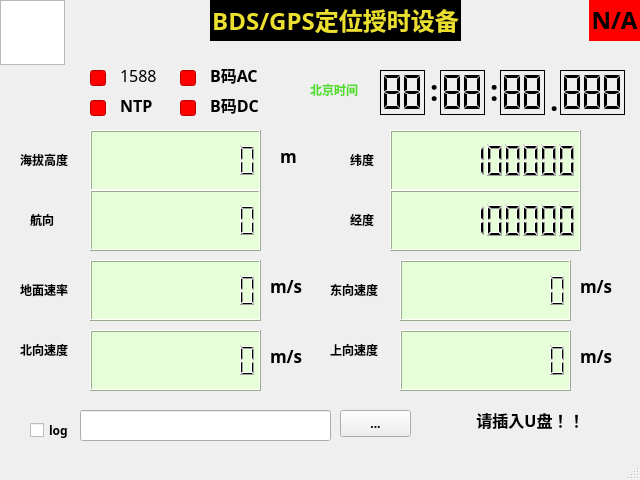
First picture: the form in mainwindow.ui, repository sensarliar/gps_test, before the edit.
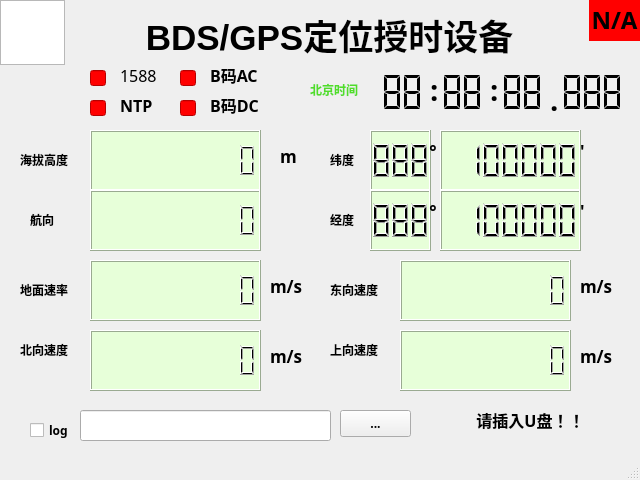
Second picture: the form after the edit. Icons and pictures are not drawn.

Commit message: 1,modify the lat,lon display format 2,rawephem is ok

```diff
--- a/mainwindow.ui
+++ b/mainwindow.ui
@@ -215,155 +215,6 @@
      <string>&lt;html&gt;&lt;head/&gt;&lt;body&gt;&lt;p align=&quot;center&quot;&gt;&lt;span style=&quot; font-size:18pt; color:#000000;&quot;&gt;N/A&lt;/span&gt;&lt;/p&gt;&lt;/body&gt;&lt;/html&gt;</string>
     </property>
    </widget>
-   <widget class="QLCDNumber" name="m_location_N">
-    <property name="geometry">
-     <rect>
-      <x>390</x>
-      <y>130</y>
-      <width>191</width>
-      <height>61</height>
-     </rect>
-    </property>
-    <property name="font">
-     <font>
-      <family>Ubuntu</family>
-      <pointsize>11</pointsize>
-      <weight>50</weight>
-      <italic>true</italic>
-      <bold>false</bold>
-     </font>
-    </property>
-    <property name="autoFillBackground">
-     <bool>false</bool>
-    </property>
-    <property name="styleSheet">
-     <string notr="true">background-color: rgb(231, 255, 217);</string>
-    </property>
-    <property name="smallDecimalPoint">
-     <bool>false</bool>
-    </property>
-    <property name="numDigits">
-     <number>10</number>
-    </property>
-    <property name="intValue" stdset="0">
-     <number>888888888</number>
-    </property>
-   </widget>
-   <widget class="QLCDNumber" name="m_location_E">
-    <property name="geometry">
-     <rect>
-      <x>390</x>
-      <y>190</y>
-      <width>191</width>
-      <height>61</height>
-     </rect>
-    </property>
-    <property name="palette">
-     <palette>
-      <active>
-       <colorrole role="Button">
-        <brush brushstyle="SolidPattern">
-         <color alpha="255">
-          <red>231</red>
-          <green>255</green>
-          <blue>217</blue>
-         </color>
-        </brush>
-       </colorrole>
-       <colorrole role="Base">
-        <brush brushstyle="SolidPattern">
-         <color alpha="255">
-          <red>231</red>
-          <green>255</green>
-          <blue>217</blue>
-         </color>
-        </brush>
-       </colorrole>
-       <colorrole role="Window">
-        <brush brushstyle="SolidPattern">
-         <color alpha="255">
-          <red>231</red>
-          <green>255</green>
-          <blue>217</blue>
-         </color>
-        </brush>
-       </colorrole>
-      </active>
-      <inactive>
-       <colorrole role="Button">
-        <brush brushstyle="SolidPattern">
-         <color alpha="255">
-          <red>231</red>
-          <green>255</green>
-          <blue>217</blue>
-         </color>
-        </brush>
-       </colorrole>
-       <colorrole role="Base">
-        <brush brushstyle="SolidPattern">
-         <color alpha="255">
-          <red>231</red>
-          <green>255</green>
-          <blue>217</blue>
-         </color>
-        </brush>
-       </colorrole>
-       <colorrole role="Window">
-        <brush brushstyle="SolidPattern">
-         <color alpha="255">
-          <red>231</red>
-          <green>255</green>
-          <blue>217</blue>
-         </color>
-        </brush>
-       </colorrole>
-      </inactive>
-      <disabled>
-       <colorrole role="Button">
-        <brush brushstyle="SolidPattern">
-         <color alpha="255">
-          <red>231</red>
-          <green>255</green>
-          <blue>217</blue>
-         </color>
-        </brush>
-       </colorrole>
-       <colorrole role="Base">
-        <brush brushstyle="SolidPattern">
-         <color alpha="255">
-          <red>231</red>
-          <green>255</green>
-          <blue>217</blue>
-         </color>
-        </brush>
-       </colorrole>
-       <colorrole role="Window">
-        <brush brushstyle="SolidPattern">
-         <color alpha="255">
-          <red>231</red>
-          <green>255</green>
-          <blue>217</blue>
-         </color>
-        </brush>
-       </colorrole>
-      </disabled>
-     </palette>
-    </property>
-    <property name="font">
-     <font>
-      <pointsize>14</pointsize>
-     </font>
-    </property>
-    <property name="styleSheet">
-     <string notr="true">background-color: rgb(231, 255, 217);</string>
-    </property>
-    <property name="numDigits">
-     <number>10</number>
-    </property>
-    <property name="intValue" stdset="0">
-     <number>888888888</number>
-    </property>
-   </widget>
    <widget class="QLabel" name="m_label_E">
     <property name="geometry">
      <rect>
@@ -385,9 +236,9 @@
    <widget class="QLabel" name="label_4">
     <property name="geometry">
      <rect>
-      <x>350</x>
+      <x>330</x>
       <y>200</y>
-      <width>91</width>
+      <width>41</width>
       <height>41</height>
      </rect>
     </property>
@@ -395,28 +246,6 @@
      <string>&lt;html&gt;&lt;head/&gt;&lt;body&gt;&lt;p&gt;经度&lt;/p&gt;&lt;/body&gt;&lt;/html&gt;</string>
     </property>
    </widget>
-   <widget class="QLabel" name="label_5">
-    <property name="geometry">
-     <rect>
-      <x>210</x>
-      <y>0</y>
-      <width>251</width>
-      <height>41</height>
-     </rect>
-    </property>
-    <property name="font">
-     <font>
-      <family>文泉驿微米黑</family>
-     </font>
-    </property>
-    <property name="styleSheet">
-     <string notr="true">color: qconicalgradient(cx:0.5, cy:0.5, angle:0, stop:0 rgba(35, 40, 3, 255), stop:0.16 rgba(136, 106, 22, 255), stop:0.225 rgba(166, 140, 41, 255), stop:0.285 rgba(204, 181, 74, 255), stop:0.345 rgba(235, 219, 102, 255), stop:0.415 rgba(245, 236, 112, 255), stop:0.52 rgba(209, 190, 76, 255), stop:0.57 rgba(187, 156, 51, 255), stop:0.635 rgba(168, 142, 42, 255), stop:0.695 rgba(202, 174, 68, 255), stop:0.75 rgba(218, 202, 86, 255), stop:0.815 rgba(208, 187, 73, 255), stop:0.88 rgba(187, 156, 51, 255), stop:0.935 rgba(137, 108, 26, 255), stop:1 rgba(35, 40, 3, 255));
-background-color: rgb(0, 0, 0);</string>
-    </property>
-    <property name="text">
-     <string notr="true">&lt;html&gt;&lt;head/&gt;&lt;body&gt;&lt;p align=&quot;center&quot;&gt;&lt;span style=&quot; font-size:18pt; font-weight:600; color:#ebdf30;&quot;&gt;BDS/GPS定位授时设备&lt;/span&gt;&lt;/p&gt;&lt;/body&gt;&lt;/html&gt;</string>
-    </property>
-   </widget>
    <widget class="QLCDNumber" name="m_speed">
     <property name="geometry">
      <rect>
@@ -525,9 +354,9 @@
    <widget class="QLabel" name="label_usbNotify">
     <property name="geometry">
      <rect>
-      <x>440</x>
+      <x>470</x>
       <y>400</y>
-      <width>181</width>
+      <width>121</width>
       <height>41</height>
      </rect>
     </property>
@@ -577,7 +406,7 @@
      </font>
     </property>
     <property name="frameShape">
-     <enum>QFrame::Box</enum>
+     <enum>QFrame::NoFrame</enum>
     </property>
     <property name="frameShadow">
      <enum>QFrame::Plain</enum>
@@ -614,7 +443,7 @@
      </rect>
     </property>
     <property name="frameShape">
-     <enum>QFrame::Box</enum>
+     <enum>QFrame::NoFrame</enum>
     </property>
     <property name="frameShadow">
      <enum>QFrame::Plain</enum>
@@ -651,7 +480,7 @@
      </rect>
     </property>
     <property name="frameShape">
-     <enum>QFrame::Box</enum>
+     <enum>QFrame::NoFrame</enum>
     </property>
     <property name="frameShadow">
      <enum>QFrame::Plain</enum>
@@ -688,7 +517,7 @@
      </rect>
     </property>
     <property name="frameShape">
-     <enum>QFrame::Box</enum>
+     <enum>QFrame::NoFrame</enum>
     </property>
     <property name="frameShadow">
      <enum>QFrame::Plain</enum>
@@ -927,9 +756,9 @@
    <widget class="QLabel" name="label_19">
     <property name="geometry">
      <rect>
-      <x>350</x>
+      <x>330</x>
       <y>140</y>
-      <width>91</width>
+      <width>41</width>
       <height>41</height>
      </rect>
     </property>
@@ -1059,6 +888,266 @@
      <string>&lt;html&gt;&lt;head/&gt;&lt;body&gt;&lt;p&gt;&lt;span style=&quot; font-size:12pt;&quot;&gt;B码DC&lt;/span&gt;&lt;/p&gt;&lt;/body&gt;&lt;/html&gt;</string>
     </property>
    </widget>
+   <widget class="QLabel" name="m_label_km_h_6">
+    <property name="geometry">
+     <rect>
+      <x>425</x>
+      <y>130</y>
+      <width>21</width>
+      <height>41</height>
+     </rect>
+    </property>
+    <property name="font">
+     <font>
+      <pointsize>13</pointsize>
+     </font>
+    </property>
+    <property name="text">
+     <string> °</string>
+    </property>
+   </widget>
+   <widget class="QLabel" name="m_label_km_h_8">
+    <property name="geometry">
+     <rect>
+      <x>580</x>
+      <y>130</y>
+      <width>21</width>
+      <height>41</height>
+     </rect>
+    </property>
+    <property name="font">
+     <font>
+      <pointsize>13</pointsize>
+     </font>
+    </property>
+    <property name="text">
+     <string>'</string>
+    </property>
+   </widget>
+   <widget class="QLCDNumber" name="m_location_N_du">
+    <property name="geometry">
+     <rect>
+      <x>370</x>
+      <y>130</y>
+      <width>61</width>
+      <height>61</height>
+     </rect>
+    </property>
+    <property name="font">
+     <font>
+      <family>Ubuntu</family>
+      <pointsize>11</pointsize>
+      <weight>50</weight>
+      <italic>true</italic>
+      <bold>false</bold>
+     </font>
+    </property>
+    <property name="autoFillBackground">
+     <bool>false</bool>
+    </property>
+    <property name="styleSheet">
+     <string notr="true">background-color: rgb(231, 255, 217);</string>
+    </property>
+    <property name="smallDecimalPoint">
+     <bool>false</bool>
+    </property>
+    <property name="numDigits">
+     <number>3</number>
+    </property>
+    <property name="value" stdset="0">
+     <double>888.000000000000000</double>
+    </property>
+    <property name="intValue" stdset="0">
+     <number>888</number>
+    </property>
+   </widget>
+   <widget class="QLCDNumber" name="m_location_N_fen">
+    <property name="geometry">
+     <rect>
+      <x>440</x>
+      <y>130</y>
+      <width>141</width>
+      <height>61</height>
+     </rect>
+    </property>
+    <property name="font">
+     <font>
+      <family>Ubuntu</family>
+      <pointsize>11</pointsize>
+      <weight>50</weight>
+      <italic>true</italic>
+      <bold>false</bold>
+     </font>
+    </property>
+    <property name="autoFillBackground">
+     <bool>false</bool>
+    </property>
+    <property name="styleSheet">
+     <string notr="true">background-color: rgb(231, 255, 217);</string>
+    </property>
+    <property name="smallDecimalPoint">
+     <bool>false</bool>
+    </property>
+    <property name="numDigits">
+     <number>7</number>
+    </property>
+    <property name="value" stdset="0">
+     <double>8888888.000000000000000</double>
+    </property>
+    <property name="intValue" stdset="0">
+     <number>8888888</number>
+    </property>
+   </widget>
+   <widget class="QLabel" name="label">
+    <property name="enabled">
+     <bool>true</bool>
+    </property>
+    <property name="geometry">
+     <rect>
+      <x>139</x>
+      <y>0</y>
+      <width>381</width>
+      <height>71</height>
+     </rect>
+    </property>
+    <property name="font">
+     <font>
+      <family>Ubuntu</family>
+      <pointsize>28</pointsize>
+      <weight>75</weight>
+      <bold>true</bold>
+      <kerning>false</kerning>
+     </font>
+    </property>
+    <property name="lineWidth">
+     <number>2</number>
+    </property>
+    <property name="midLineWidth">
+     <number>0</number>
+    </property>
+    <property name="text">
+     <string notr="true">&lt;html&gt;&lt;head/&gt;&lt;body&gt;&lt;p align=&quot;center&quot;&gt;&lt;span style=&quot; font-size:26pt;&quot;&gt;BDS/GPS定位授时设备&lt;/span&gt;&lt;/p&gt;&lt;/body&gt;&lt;/html&gt;</string>
+    </property>
+    <property name="textFormat">
+     <enum>Qt::AutoText</enum>
+    </property>
+    <property name="scaledContents">
+     <bool>true</bool>
+    </property>
+    <property name="wordWrap">
+     <bool>true</bool>
+    </property>
+   </widget>
+   <widget class="QLabel" name="m_label_km_h_9">
+    <property name="geometry">
+     <rect>
+      <x>580</x>
+      <y>190</y>
+      <width>21</width>
+      <height>41</height>
+     </rect>
+    </property>
+    <property name="font">
+     <font>
+      <pointsize>13</pointsize>
+     </font>
+    </property>
+    <property name="text">
+     <string>'</string>
+    </property>
+   </widget>
+   <widget class="QLabel" name="m_label_km_h_7">
+    <property name="geometry">
+     <rect>
+      <x>425</x>
+      <y>190</y>
+      <width>21</width>
+      <height>41</height>
+     </rect>
+    </property>
+    <property name="font">
+     <font>
+      <pointsize>13</pointsize>
+     </font>
+    </property>
+    <property name="text">
+     <string> °</string>
+    </property>
+   </widget>
+   <widget class="QLCDNumber" name="m_location_E_fen">
+    <property name="geometry">
+     <rect>
+      <x>440</x>
+      <y>190</y>
+      <width>141</width>
+      <height>61</height>
+     </rect>
+    </property>
+    <property name="font">
+     <font>
+      <family>Ubuntu</family>
+      <pointsize>11</pointsize>
+      <weight>50</weight>
+      <italic>true</italic>
+      <bold>false</bold>
+     </font>
+    </property>
+    <property name="autoFillBackground">
+     <bool>false</bool>
+    </property>
+    <property name="styleSheet">
+     <string notr="true">background-color: rgb(231, 255, 217);</string>
+    </property>
+    <property name="smallDecimalPoint">
+     <bool>false</bool>
+    </property>
+    <property name="numDigits">
+     <number>7</number>
+    </property>
+    <property name="value" stdset="0">
+     <double>8888888.000000000000000</double>
+    </property>
+    <property name="intValue" stdset="0">
+     <number>8888888</number>
+    </property>
+   </widget>
+   <widget class="QLCDNumber" name="m_location_E_du">
+    <property name="geometry">
+     <rect>
+      <x>370</x>
+      <y>190</y>
+      <width>61</width>
+      <height>61</height>
+     </rect>
+    </property>
+    <property name="font">
+     <font>
+      <family>Ubuntu</family>
+      <pointsize>11</pointsize>
+      <weight>50</weight>
+      <italic>true</italic>
+      <bold>false</bold>
+     </font>
+    </property>
+    <property name="autoFillBackground">
+     <bool>false</bool>
+    </property>
+    <property name="styleSheet">
+     <string notr="true">background-color: rgb(231, 255, 217);</string>
+    </property>
+    <property name="smallDecimalPoint">
+     <bool>false</bool>
+    </property>
+    <property name="numDigits">
+     <number>3</number>
+    </property>
+    <property name="value" stdset="0">
+     <double>888.000000000000000</double>
+    </property>
+    <property name="intValue" stdset="0">
+     <number>888</number>
+    </property>
+   </widget>
    <zorder>m_receiveEdit</zorder>
    <zorder>m_sendEdit</zorder>
    <zorder>label_2</zorder>
@@ -1070,11 +1159,8 @@
    <zorder>m_logFileLe</zorder>
    <zorder>m_logFileFileDialog</zorder>
    <zorder>m_label_available</zorder>
-   <zorder>m_location_N</zorder>
-   <zorder>m_location_E</zorder>
    <zorder>m_label_E</zorder>
    <zorder>label_4</zorder>
-   <zorder>label_5</zorder>
    <zorder>m_speed</zorder>
    <zorder>m_hight</zorder>
    <zorder>m_direction</zorder>
@@ -1110,6 +1196,15 @@
    <zorder>lineEdit_ntp</zorder>
    <zorder>lineEdit_bdc</zorder>
    <zorder>label_14</zorder>
+   <zorder>m_location_N_du</zorder>
+   <zorder>m_location_N_fen</zorder>
+   <zorder>m_label_km_h_6</zorder>
+   <zorder>m_label_km_h_8</zorder>
+   <zorder>label</zorder>
+   <zorder>m_label_km_h_9</zorder>
+   <zorder>m_location_E_fen</zorder>
+   <zorder>m_location_E_du</zorder>
+   <zorder>m_label_km_h_7</zorder>
   </widget>
   <widget class="QMenuBar" name="menubar">
    <property name="geometry">
```
The commit also changes 4 other files.
